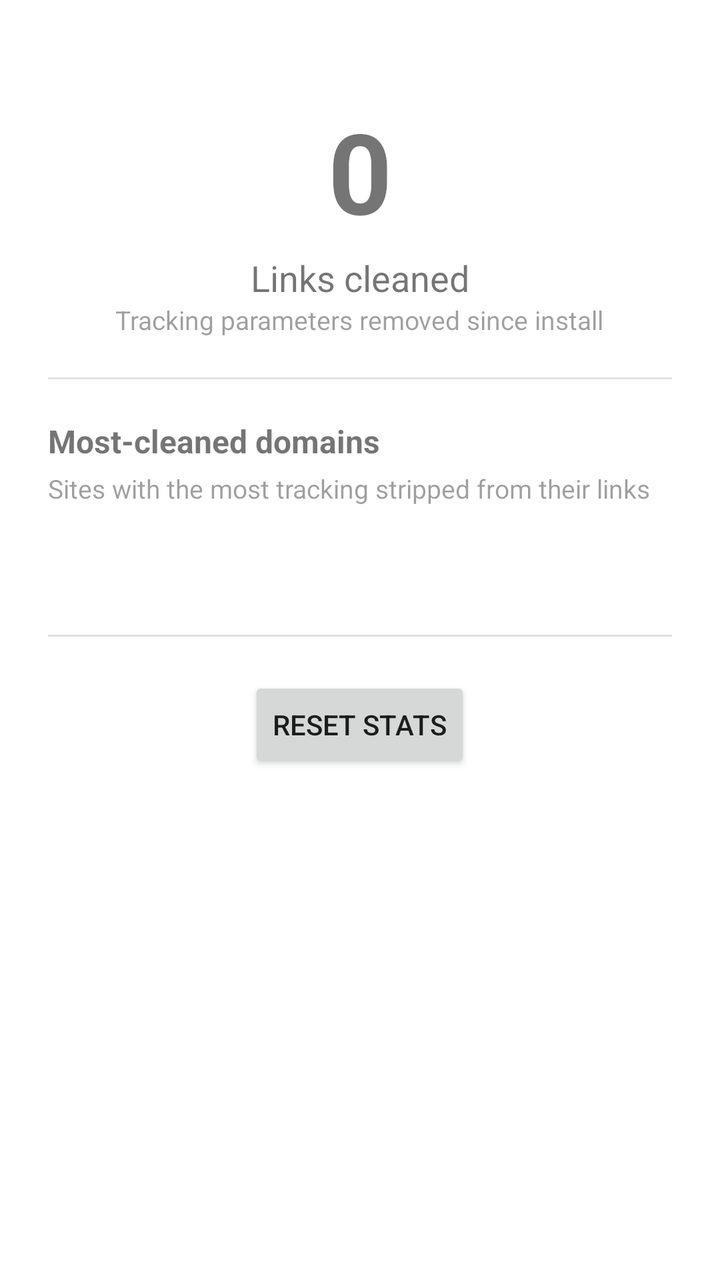
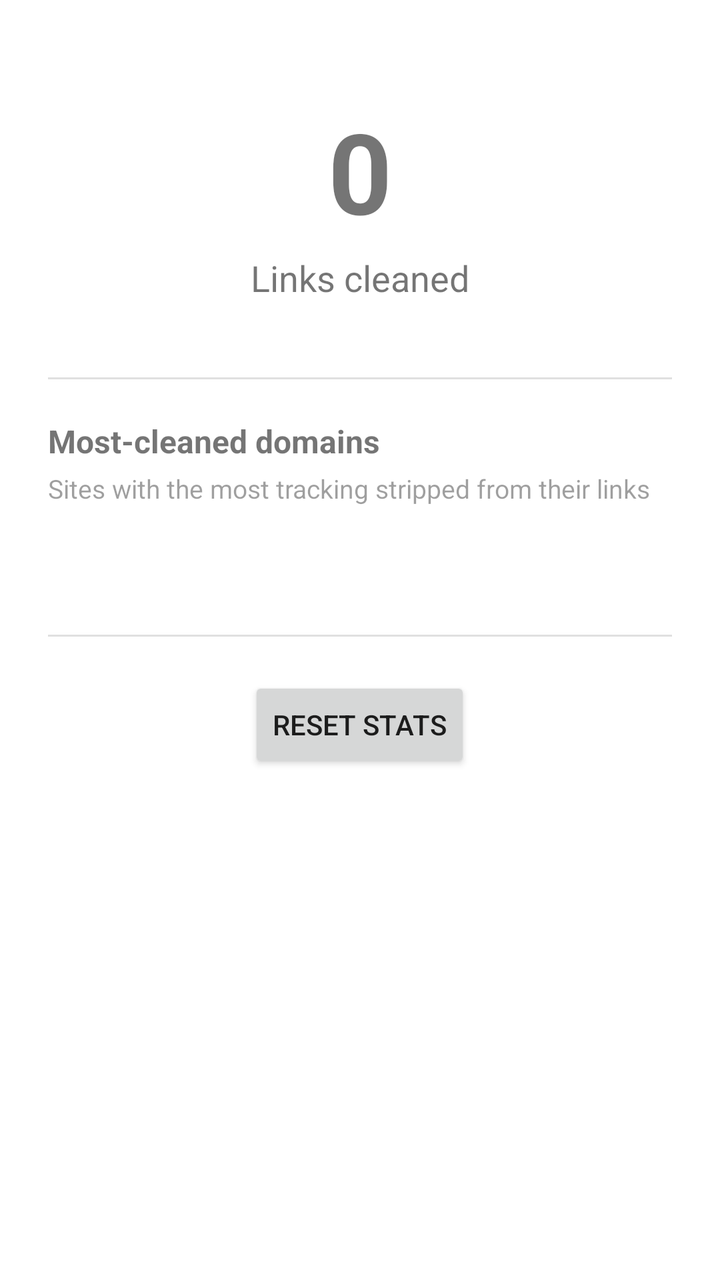

An Android layout rendered at two revisions. The XML below is the earlier revision; the diff shows what the commit changed to produce the second picture.
<!-- AndroidManifest.xml: activity theme Theme.LinkSanitiser -->
<!-- res/layout/activity_main.xml -->
<?xml version="1.0" encoding="utf-8"?>
<ScrollView
    android:id="@+id/scrollRoot"
    xmlns:android="http://schemas.android.com/apk/res/android"
    xmlns:app="http://schemas.android.com/apk/res-auto"
    android:layout_width="match_parent"
    android:layout_height="match_parent">

    <LinearLayout
        android:layout_width="match_parent"
        android:layout_height="wrap_content"
        android:orientation="vertical"
        android:paddingHorizontal="24dp"
        android:paddingTop="48dp"
        android:paddingBottom="24dp">

        <TextView
            android:id="@+id/counterValue"
            android:layout_width="wrap_content"
            android:layout_height="wrap_content"
            android:layout_gravity="center_horizontal"
            android:layout_marginBottom="4dp"
            android:textSize="56sp"
            android:textStyle="bold"
            android:text="0" />

        <TextView
            android:layout_width="wrap_content"
            android:layout_height="wrap_content"
            android:layout_gravity="center_horizontal"
            android:text="@string/counter_label"
            android:textSize="18sp" />

        <TextView
            android:layout_width="wrap_content"
            android:layout_height="wrap_content"
            android:layout_gravity="center_horizontal"
            android:layout_marginBottom="20dp"
            android:alpha="0.7"
            android:text="@string/counter_sublabel"
            android:textSize="13sp" />

        <View
            android:layout_width="match_parent"
            android:layout_height="1dp"
            android:layout_marginBottom="20dp"
            android:background="?android:attr/listDivider" />

        <TextView
            android:layout_width="wrap_content"
            android:layout_height="wrap_content"
            android:layout_marginBottom="4dp"
            android:text="@string/top_domains_heading"
            android:textStyle="bold"
            android:textSize="16sp" />

        <TextView
            android:layout_width="match_parent"
            android:layout_height="wrap_content"
            android:layout_marginBottom="16dp"
            android:alpha="0.7"
            android:text="@string/top_domains_subheading"
            android:textSize="13sp" />

        <TextView
            android:id="@+id/topDomainsText"
            android:layout_width="match_parent"
            android:layout_height="wrap_content"
            android:layout_marginBottom="28dp"
            android:lineSpacingExtra="6dp"
            android:textSize="15sp"
            android:text="" />

        <View
            android:layout_width="match_parent"
            android:layout_height="1dp"
            android:layout_marginBottom="20dp"
            android:background="?android:attr/listDivider" />

        <Button
            android:id="@+id/resetButton"
            android:layout_width="wrap_content"
            android:layout_height="wrap_content"
            android:layout_gravity="center_horizontal"
            android:text="@string/reset_stats" />

    </LinearLayout>

</ScrollView>
<!-- resources referenced by this layout -->
<resources>
  <string name="counter_label">Links cleaned</string>
  <string name="counter_sublabel">Tracking parameters removed since install</string>
  <string name="reset_stats">Reset stats</string>
  <string name="top_domains_heading">Most-cleaned domains</string>
  <string name="top_domains_subheading">Sites with the most tracking stripped from their links</string>
  <style name="Theme.LinkSanitiser" parent="Theme.MaterialComponents.DayNight.NoActionBar">
          <item name="colorPrimary">@color/purple_500</item>
          <item name="colorPrimaryDark">@color/purple_700</item>
          <item name="colorAccent">@color/teal_200</item>
      </style>
  <color name="purple_500">#FF6200EE</color>
  <color name="purple_700">#FF3700B3</color>
  <color name="teal_200">#FF03DAC5</color>
</resources>

<!-- the commit's change to res/layout/activity_main.xml (unified diff, before → after) -->
@@ -32,13 +32,14 @@
             android:textSize="18sp" />
 
         <TextView
+            android:id="@+id/counterSublabel"
             android:layout_width="wrap_content"
             android:layout_height="wrap_content"
             android:layout_gravity="center_horizontal"
             android:layout_marginBottom="20dp"
             android:alpha="0.7"
-            android:text="@string/counter_sublabel"
-            android:textSize="13sp" />
+            android:textSize="13sp"
+            android:text="" />
 
         <View
             android:layout_width="match_parent"
<!-- resource entries referenced after the edit -->
@@ -1,7 +1,6 @@
 <!-- resources referenced by this layout -->
 <resources>
   <string name="counter_label">Links cleaned</string>
-  <string name="counter_sublabel">Tracking parameters removed since install</string>
   <string name="reset_stats">Reset stats</string>
   <string name="top_domains_heading">Most-cleaned domains</string>
   <string name="top_domains_subheading">Sites with the most tracking stripped from their links</string>
